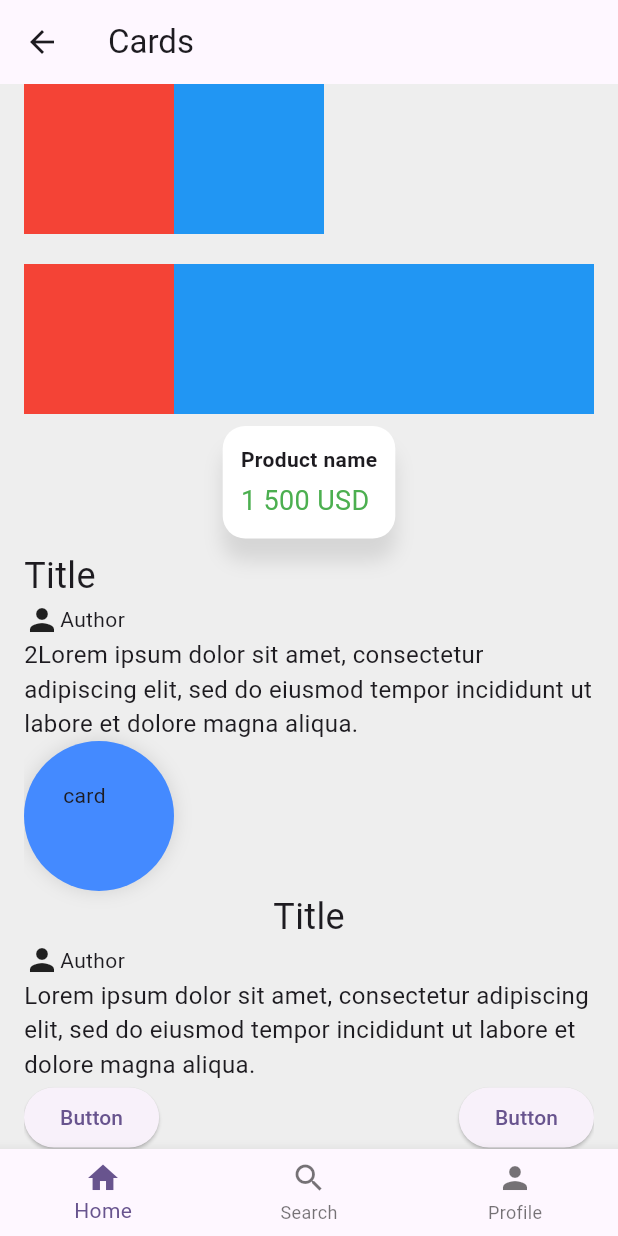
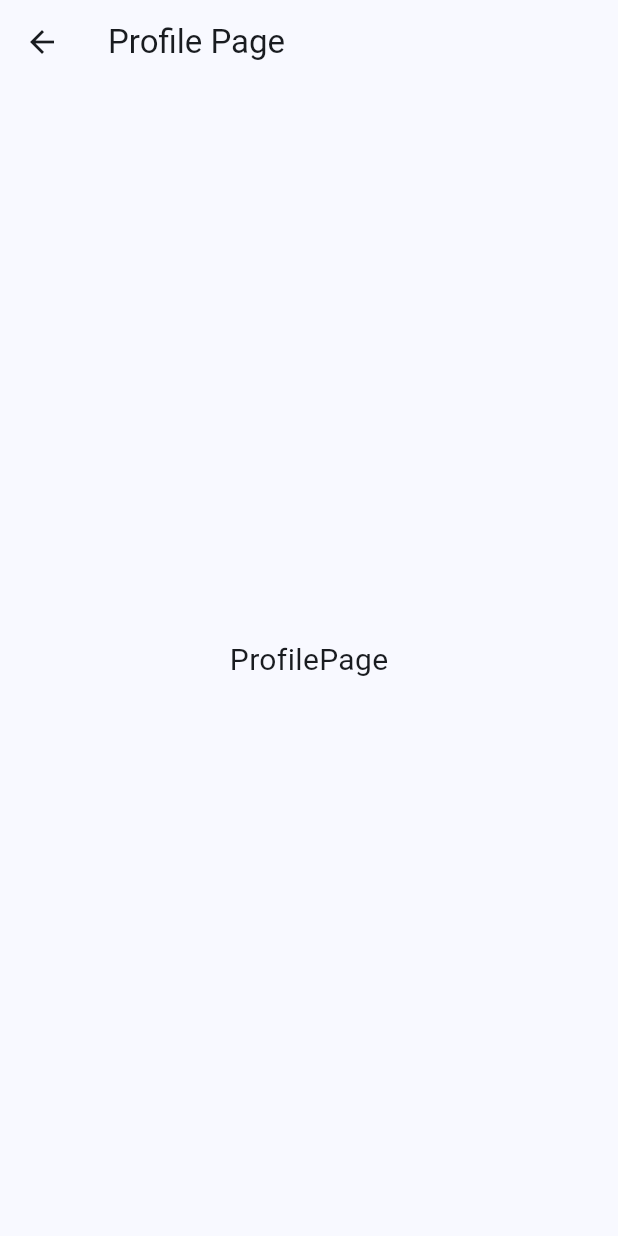
Before and after one commit to nahkar/flutter-cards, a Flutter app: the screen it shows after launch, after a tap on "Go to Cards Page", on a phone screen of 412 x 824 dp. Run offline on Flutter 3.47's test engine with Material 3 defaults, Android fonts, the phone set to English and light mode, and no system bars; our stand-ins replace go_router.

Commit message:
feat: Implement `go_router` for application navigation, introducing Home and Profile pages with a custom app bar.

```diff
--- /dev/null
+++ b/lib/app/app.dart
@@ -0,0 +1,18 @@
+import 'package:flutter/material.dart';
+import 'router.dart';
+
+class App extends StatelessWidget {
+  const App({super.key});
+
+  @override
+  Widget build(BuildContext context) {
+    return MaterialApp.router(
+      debugShowCheckedModeBanner: false,
+      title: 'My App',
+      theme: ThemeData(
+        colorScheme: ColorScheme.fromSeed(seedColor: Colors.blue),
+      ),
+      routerConfig: router,
+    );
+  }
+}
--- /dev/null
+++ b/lib/app/router.dart
@@ -0,0 +1,10 @@
+import 'package:go_router/go_router.dart';
+import '../features/home/presentation/pages/home_page.dart';
+import '../features/profile/presentation/pages/profile_page.dart';
+
+final router = GoRouter(
+  routes: [
+    GoRoute(path: '/', builder: (context, state) => const HomePage()),
+    GoRoute(path: '/profile', builder: (context, state) => const ProfilePage()),
+  ],
+);
--- a/lib/cards_page.dart
+++ /dev/null
@@ -1,176 +0,0 @@
-import 'package:flutter/material.dart';
-
-class CardsPage extends StatelessWidget {
-  const CardsPage({super.key});
-
-  @override
-  Widget build(BuildContext context) {
-    return Scaffold(
-      backgroundColor: Colors.grey[200],
-      appBar: AppBar(title: const Text('Cards')),
-      bottomNavigationBar: BottomNavigationBar(
-        items: const [
-          BottomNavigationBarItem(icon: Icon(Icons.home), label: 'Home'),
-          BottomNavigationBarItem(icon: Icon(Icons.search), label: 'Search'),
-          BottomNavigationBarItem(icon: Icon(Icons.person), label: 'Profile'),
-        ],
-      ),
-      body: SafeArea(
-        child: Padding(
-          padding: const EdgeInsets.symmetric(horizontal: 16.0, vertical: 0),
-          child: SingleChildScrollView(
-            child: Column(
-              children: [
-                Row(
-                  children: [
-                    Container(width: 100, height: 100, color: Colors.red),
-                    Container(width: 100, height: 100, color: Colors.blue),
-                  ],
-                ),
-                SizedBox(height: 20),
-                Row(
-                  children: [
-                    Container(width: 100, height: 100, color: Colors.red),
-                    Expanded(child: Container(height: 100, color: Colors.blue)),
-                  ],
-                ),
-                Container(
-                  margin: const EdgeInsets.all(8.0),
-                  padding: const EdgeInsets.all(12.0),
-                  decoration: BoxDecoration(
-                    color: Colors.white,
-                    borderRadius: BorderRadius.circular(15),
-                    boxShadow: [
-                      BoxShadow(
-                        color: Colors.black.withOpacity(0.1),
-                        blurRadius: 10,
-                        offset: const Offset(0, 15),
-                      ),
-                    ],
-                  ),
-
-                  child: Column(
-                    crossAxisAlignment: CrossAxisAlignment.start,
-                    children: [
-                      const Text(
-                        'Product name',
-                        style: TextStyle(fontWeight: FontWeight.bold),
-                      ),
-                      const SizedBox(height: 5),
-                      const Text(
-                        '1 500 USD',
-                        style: TextStyle(color: Colors.green, fontSize: 18),
-                      ),
-                    ],
-                  ),
-                ),
-                Column(
-                  mainAxisAlignment: MainAxisAlignment.start,
-                  crossAxisAlignment: CrossAxisAlignment.start,
-                  children: [
-                    const Text('Title', style: TextStyle(fontSize: 24)),
-                    const Row(children: [Icon(Icons.person), Text('Author')]),
-                    const Text(
-                      '2Lorem ipsum dolor sit amet, consectetur adipiscing elit, sed do eiusmod tempor incididunt ut labore et dolore magna aliqua.',
-                      style: TextStyle(fontSize: 16),
-                    ),
-                    Container(
-                      padding: const EdgeInsets.all(26.0),
-                      constraints: BoxConstraints(
-                        maxWidth: 200,
-                        maxHeight: 200,
-                        minWidth: 100,
-                        minHeight: 100,
-                      ),
-                      decoration: BoxDecoration(
-                        color: Colors.blueAccent,
-                        borderRadius: BorderRadius.circular(100),
-                        boxShadow: [
-                          BoxShadow(color: Colors.black12, blurRadius: 10),
-                        ],
-                      ),
-                      child: const Text('card'),
-                    ),
-                  ],
-                ),
-                Column(
-                  children: [
-                    const Text('Title', style: TextStyle(fontSize: 24)),
-                    const Row(children: [Icon(Icons.person), Text('Author')]),
-                    const Text(
-                      'Lorem ipsum dolor sit amet, consectetur adipiscing elit, sed do eiusmod tempor incididunt ut labore et dolore magna aliqua.',
-                      style: TextStyle(fontSize: 16),
-                    ),
-                  ],
-                ),
-                Row(
-                  mainAxisAlignment: MainAxisAlignment.spaceBetween,
-                  children: [
-                    ElevatedButton(
-                      onPressed: () {},
-                      child: const Text('Button'),
-                    ),
-                    ElevatedButton(
-                      onPressed: () {},
-                      child: const Text('Button'),
-                    ),
-                  ],
-                ),
-                const SizedBox(height: 20),
-                const Divider(),
-                const SizedBox(height: 20),
-                Column(
-                  children: [
-                    const Text('Title', style: TextStyle(fontSize: 24)),
-                    const Row(children: [Icon(Icons.person), Text('Author')]),
-                    const Text(
-                      'Lorem ipsum dolor sit amet, consectetur adipiscing elit, sed do eiusmod tempor incididunt ut labore et dolore magna aliqua.',
-                      style: TextStyle(fontSize: 16),
-                    ),
-                  ],
-                ),
-                const SizedBox(height: 20),
-                Row(
-                  children: [
-                    ElevatedButton(
-                      onPressed: () {},
-                      child: const Text('Button'),
-                    ),
-                    ElevatedButton(
-                      onPressed: () {},
-                      child: const Text('Button'),
-                    ),
-                  ],
-                ),
-                const SizedBox(height: 20),
-                Column(
-                  children: [
-                    const Text('Title', style: TextStyle(fontSize: 24)),
-                    const Row(children: [Icon(Icons.person), Text('Author')]),
-                    const Text(
-                      'Lorem ipsum dolor sit amet, consectetur adipiscing elit, sed do eiusmod tempor incididunt ut labore et dolore magna aliqua.',
-                      style: TextStyle(fontSize: 16),
-                    ),
-                  ],
-                ),
-                const SizedBox(height: 20),
-                Row(
-                  children: [
-                    ElevatedButton(
-                      onPressed: () {},
-                      child: const Text('Button'),
-                    ),
-                    ElevatedButton(
-                      onPressed: () {},
-                      child: const Text('Button'),
-                    ),
-                  ],
-                ),
-              ],
-            ),
-          ),
-        ),
-      ),
-    );
-  }
-}
--- /dev/null
+++ b/lib/features/home/presentation/pages/home_page.dart
@@ -0,0 +1,29 @@
+import '../widgets/app_bar_widget.dart';
+import 'package:flutter/material.dart';
+import 'package:go_router/go_router.dart';
+
+class HomePage extends StatelessWidget {
+  const HomePage({super.key});
+
+  @override
+  Widget build(BuildContext context) {
+    return Scaffold(
+      appBar: AppBarWidget(),
+      body: Column(
+        children: [
+          Text('HomePage', style: TextStyle(fontSize: 20)),
+          ElevatedButton(
+            style: ElevatedButton.styleFrom(
+              backgroundColor: Colors.yellow,
+              foregroundColor: Colors.black,
+            ),
+            onPressed: () {
+              context.push('/profile');
+            },
+            child: Text('Go to Cards Page'),
+          ),
+        ],
+      ),
+    );
+  }
+}
--- /dev/null
+++ b/lib/features/home/presentation/widgets/app_bar_widget.dart
@@ -0,0 +1,29 @@
+import 'package:flutter/material.dart';
+import 'package:go_router/go_router.dart';
+
+class AppBarWidget extends StatelessWidget implements PreferredSizeWidget {
+  const AppBarWidget({super.key});
+
+  @override
+  Widget build(BuildContext context) {
+    return AppBar(
+      backgroundColor: Colors.yellow,
+      title: const Text(
+        'Home Page',
+        style: TextStyle(color: Colors.black),
+      ),
+      actions: [
+        IconButton(
+          color: Colors.black,
+          icon: const Icon(Icons.person),
+          onPressed: () {
+            context.push('/profile');
+          },
+        ),
+      ],
+    );
+  }
+
+  @override
+  Size get preferredSize => const Size.fromHeight(kToolbarHeight);
+}
--- /dev/null
+++ b/lib/features/profile/presentation/pages/profile_page.dart
@@ -0,0 +1,27 @@
+import 'package:flutter/material.dart';
+import 'package:go_router/go_router.dart';
+
+class ProfilePage extends StatelessWidget {
+  const ProfilePage({super.key});
+
+  @override
+  Widget build(BuildContext context) {
+    return Scaffold(
+      appBar: AppBar(
+        title: const Text('Profile Page'),
+        leading: IconButton(
+          icon: const Icon(Icons.arrow_back),
+          onPressed: () {
+            context.pop();
+          },
+        ),
+      ),
+      body: const Center(
+        child: Text(
+          'ProfilePage',
+          style: TextStyle(fontSize: 20),
+        ),
+      ),
+    );
+  }
+}
--- a/lib/main.dart
+++ b/lib/main.dart
@@ -1,92 +1,11 @@
 import 'package:flutter/material.dart';
-import 'cards_page.dart';
+import 'app/app.dart';
 
-void main() {
-  runApp(const MyApp());
+void main() async {
+  WidgetsFlutterBinding.ensureInitialized();
+
+  // Init services
+  // await initDI();
+
+  runApp(const App());
 }
-
-class MyApp extends StatelessWidget {
-  const MyApp({super.key});
-
-  @override
-  Widget build(BuildContext context) {
-    return MaterialApp(
-      debugShowCheckedModeBanner: false,
-      title: 'Cards',
-      theme: ThemeData(colorScheme: .fromSeed(seedColor: Colors.deepPurple)),
-      home: const MyHomePage(title: 'Cards'),
-    );
-  }
-}
-
-class MyHomePage extends StatefulWidget {
-  const MyHomePage({super.key, required this.title});
-  final String title;
-
-  @override
-  State<MyHomePage> createState() => _MyHomePageState();
-}
-
-class _MyHomePageState extends State<MyHomePage> {
-  int _counter = 0;
-
-  void _incrementCounter() {
-    setState(() {
-      _counter++;
-    });
-  }
-
-  @override
-  Widget build(BuildContext context) {
-    return Scaffold(
-      backgroundColor: Colors.black12,
-      appBar: AppBar(
-        backgroundColor: Colors.yellow,
-        title: Text(widget.title, style: TextStyle(color: Colors.black)),
-      ),
-      body: Center(
-        child: Column(
-          mainAxisAlignment: MainAxisAlignment.center,
-          children: <Widget>[
-            const Text(
-              'You have pushed the button this many times:',
-              textAlign: TextAlign.center,
-              style: TextStyle(
-                color: Colors.white,
-                fontSize: 20,
-                fontWeight: FontWeight.bold,
-              ),
-            ),
-            Text(
-              '$_counter',
-              style: TextStyle(
-                color: Colors.white,
-                fontSize: 60,
-                fontWeight: FontWeight.bold,
-              ),
-            ),
-            const SizedBox(height: 20),
-            ElevatedButton(
-              style: ElevatedButton.styleFrom(
-                backgroundColor: Colors.yellow,
-                foregroundColor: Colors.black,
-              ),
-              onPressed: () {
-                Navigator.of(context).push(
-                  MaterialPageRoute(builder: (context) => const CardsPage()),
-                );
-              },
-              child: const Text('Go to Cards Page'),
-            ),
-          ],
-        ),
-      ),
-      floatingActionButton: FloatingActionButton(
-        backgroundColor: Colors.yellow,
-        onPressed: _incrementCounter,
-        tooltip: 'Increment',
-        child: const Icon(Icons.add, color: Colors.black),
-      ),
-    );
-  }
-}
--- a/pubspec.yaml
+++ b/pubspec.yaml
@@ -34,6 +34,7 @@ dependencies:
   # The following adds the Cupertino Icons font to your application.
   # Use with the CupertinoIcons class for iOS style icons.
   cupertino_icons: ^1.0.8
+  go_router: ^17.1.0
 
 dev_dependencies:
   flutter_test:
```
Also changed, not shown: pubspec.lock, 3 other files.
